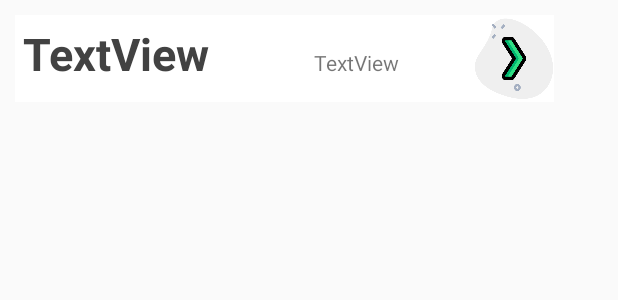
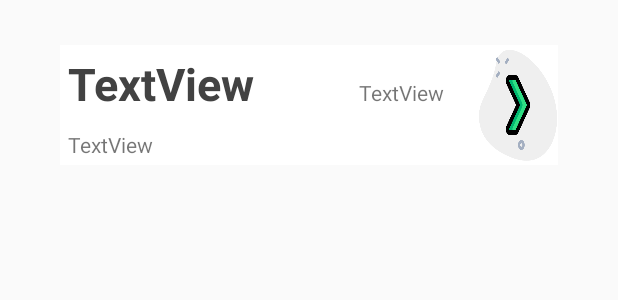
Before and after one commit to klitna/AppIncidencias-SQL, an Android app: the layout item_list.xml on its own in the app's theme, with its tools: preview values and no code run, on a phone screen of 412 x 824 dp. Shown: the top 300 px of the screen. Run offline under Robolectric (Android 15) with nearby library versions, the phone set to English and light mode, and no system bars.

Commit message:
RECYCLER VIEW IS WORKIIIIING!!!!!

```diff
--- a/app/src/main/java/com/example/myapplication/RecyclerViewAdapter.java
+++ b/app/src/main/java/com/example/myapplication/RecyclerViewAdapter.java
@@ -40,9 +40,9 @@ public class RecyclerViewAdapter extends RecyclerView.Adapter<RecyclerViewAdapte
 
     @Override
     public void onBindViewHolder(@NonNull ViewHolder holder, int id) {
-        holder.nameTextView.setText(incidencesList.get(id).getName());
-        holder.urgenceTextView.setText(incidencesList.get(id).getUrgence());
-        holder.idTextView.setText(String.valueOf(id));
+        holder.nameTextView.setText("Incidence: "+incidencesList.get(id).getName());
+        holder.urgenceTextView.setText("Urgence: "+incidencesList.get(id).getUrgence());
+        holder.idTextView.setText("Id: "+String.valueOf(id));
     }
 
     @Override
--- a/app/src/main/res/layout/item_list.xml
+++ b/app/src/main/res/layout/item_list.xml
@@ -1,13 +1,14 @@
 <?xml version="1.0" encoding="utf-8"?>
-    <GridLayout
-        xmlns:android="http://schemas.android.com/apk/res/android"
+<GridLayout xmlns:android="http://schemas.android.com/apk/res/android"
     xmlns:app="http://schemas.android.com/apk/res-auto"
     xmlns:tools="http://schemas.android.com/tools"
     android:id="@+id/itemList"
-        android:layout_width="359dp"
-        android:layout_height="58dp"
-        android:layout_margin="10dp"
-        android:layout_marginTop="40dp"
+    android:layout_height="80dp"
+    android:clickable="true"
+    android:layout_width="match_parent"
+    android:layout_marginRight="40dp"
+    android:layout_marginLeft="40dp"
+    android:layout_marginTop="30dp"
     android:background="@color/white"
     android:gravity="center"
     android:orientation="horizontal"
@@ -19,10 +20,10 @@
         android:id="@+id/nameIncidenceItem"
         android:layout_width="183dp"
         android:layout_height="wrap_content"
+        android:layout_row="0"
+        android:layout_column="0"
+        android:layout_margin="5dp"
         android:layout_weight="1"
-            android:layout_column="0"
-            android:layout_row="0"
-            android:layout_margin="5dp"
         android:layout_x="21dp"
         android:layout_y="8dp"
         android:text="TextView"
@@ -47,10 +48,10 @@
         android:id="@+id/countUrgence"
         android:layout_width="wrap_content"
         android:layout_height="wrap_content"
-            android:layout_weight="1"
+        android:layout_row="0"
         android:layout_column="1"
         android:layout_margin="5dp"
-            android:layout_row="0"
+        android:layout_weight="1"
         android:layout_x="22dp"
         android:layout_y="33dp"
         android:gravity="center"
@@ -60,9 +61,9 @@
         android:layout_width="53dp"
         android:layout_height="match_parent"
         android:layout_row="0"
+        android:layout_rowSpan="2"
         android:layout_column="3"
         android:layout_x="310dp"
-        android:layout_rowSpan="2"
         android:layout_y="2dp"
         android:background="@drawable/next"
         android:scaleType="fitXY"></ImageButton>
```
Also changed, not shown: app/src/main/java/com/example/myapplication/DeleteDialogFragment.java (added, +28 -0 lines). Lines whose indentation alone changed are shown as unchanged.
